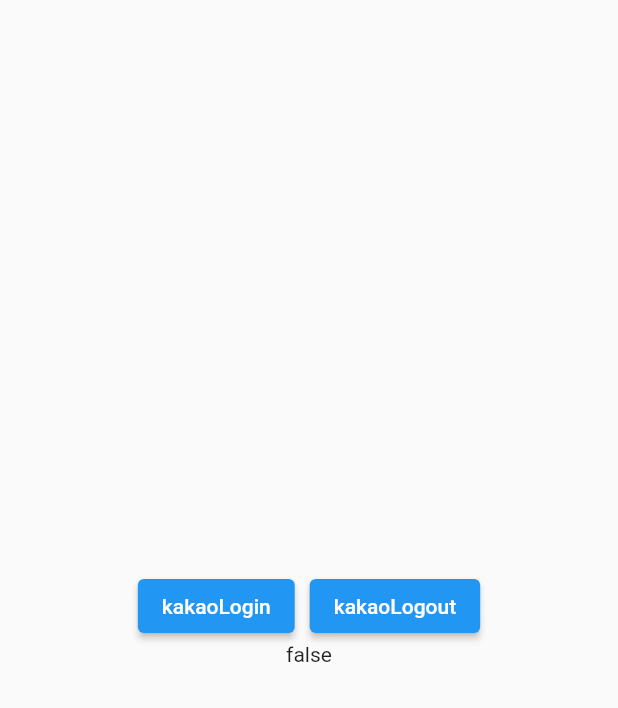
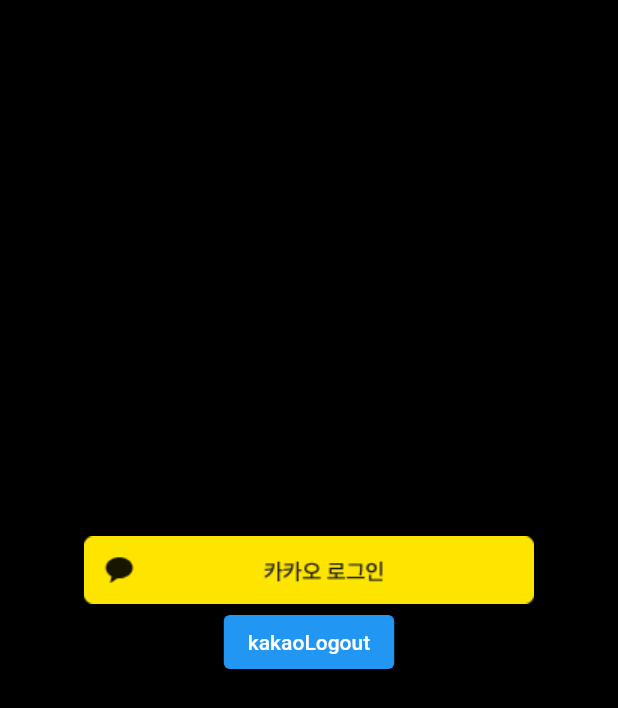
Before and after one commit to kangminchan99/Flutter_MySQL, a Flutter app: the screen it shows after launch, on a phone screen of 412 x 824 dp. Shown: the top 708 px of the screen. Run offline on Flutter 3.47's test engine with Material 2 defaults, Android fonts, the phone set to English and light mode, and no system bars; missing offline and left inert: kakao_flutter_sdk.

Commit message:
kakao image

```diff
--- a/lib/homepage.dart
+++ b/lib/homepage.dart
@@ -15,19 +15,22 @@
   @override
   Widget build(BuildContext context) {
     return Scaffold(
+      backgroundColor: Colors.black,
       body: Center(
         child: Column(
           mainAxisAlignment: MainAxisAlignment.center,
           children: [
-            Row(
+            Column(
               mainAxisAlignment: MainAxisAlignment.center,
               children: [
                 ElevatedButton(
+                    style:
+                        ElevatedButton.styleFrom(backgroundColor: Colors.black),
                     onPressed: () async {
                       await viewModel.login();
                       setState(() {});
                     },
-                    child: const Text('kakaoLogin')),
+                    child: Image.asset('assets/kakao.png')),
                 const SizedBox(width: 10),
                 ElevatedButton(
                     onPressed: () async {
--- a/pubspec.yaml
+++ b/pubspec.yaml
@@ -60,8 +60,8 @@
   uses-material-design: true
 
   # To add assets to your application, add an assets section, like this:
-  # assets:
-  #   - images/a_dot_burr.jpeg
+  assets:
+    - assets/
   #   - images/a_dot_ham.jpeg
 
   # An image asset can refer to one or more resolution-specific "variants", see
```
Also changed, not shown: assets/kakao.png (added).
